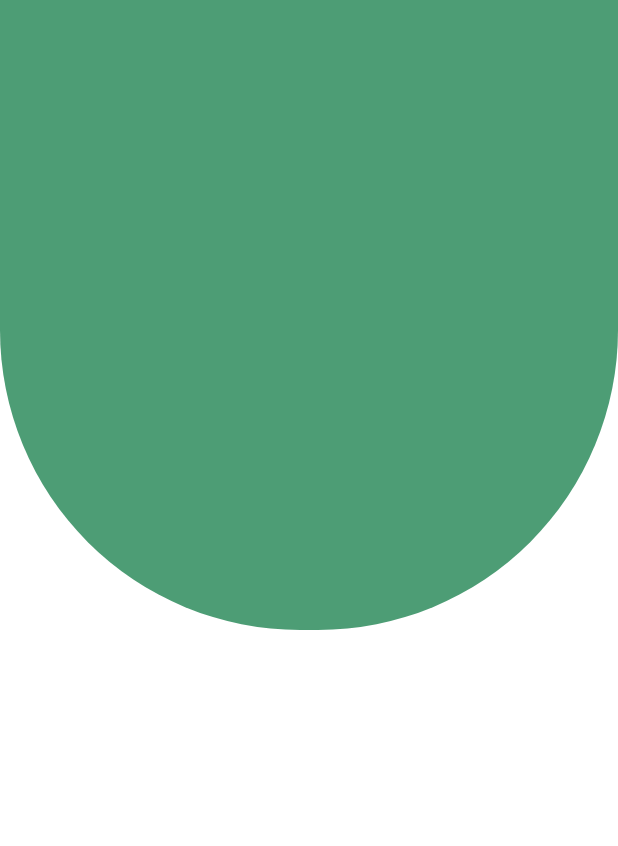
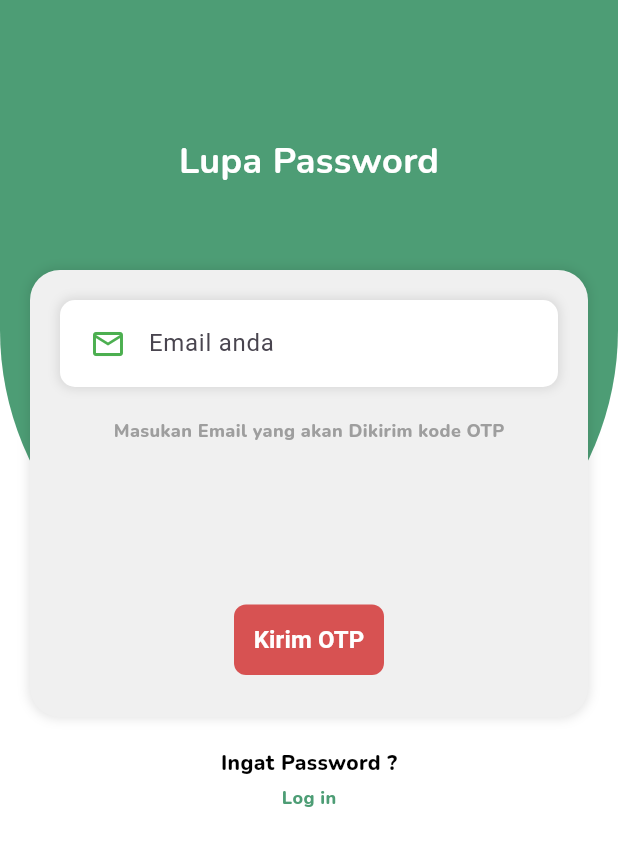
Before and after one commit to SIPalingMumet/Mejakita_ProjectFINAL, a Flutter app: the Forgot screen opened by its route, on a phone screen of 412 x 824 dp. Shown: the top 846 px of the screen. Run offline on Flutter 3.47's test engine with Material 3 defaults, Android fonts, the light colour scheme and no system bars; our stand-ins replace google_fonts.

Commit message:
Menambahkan keas yang dibutuhkan

```diff
--- a/lib/Pages/forgot.dart
+++ b/lib/Pages/forgot.dart
@@ -1,4 +1,6 @@
 import 'package:flutter/material.dart';
+import 'package:google_fonts/google_fonts.dart';
+
 class Forgot extends StatefulWidget {
   const Forgot({super.key});
 
@@ -7,13 +9,15 @@ class Forgot extends StatefulWidget {
 }
 
 class _ForgotState extends State<Forgot> {
+  bool _obscureText = true;
+
   @override
   Widget build(BuildContext context) {
     return Scaffold(
       backgroundColor: Colors.white,
       body: SingleChildScrollView(
-        child: Stack(
-          children: [
+        child: Column(children: [
+          Stack(children: [
             Container(
               height: 420,
               decoration: const BoxDecoration(
@@ -24,8 +28,154 @@ class _ForgotState extends State<Forgot> {
                 ),
               ),
             ),
-          ]
-        ),
+            const SizedBox(
+              height: 30,
+            ),
+            Padding(
+              padding: const EdgeInsets.only(top: 90),
+              child: Center(
+                child: Text(
+                  "Lupa Password",
+                  style: GoogleFonts.nunito(
+                    fontSize: 24,
+                    fontWeight: FontWeight.bold,
+                    color: Colors.white,
+                  ),
+                ),
+              ),
+            ),
+            Padding(
+              padding: const EdgeInsets.only(top: 180),
+              child: Container(
+                margin: const EdgeInsets.symmetric(horizontal: 20),
+                padding: const EdgeInsets.all(20),
+                decoration: BoxDecoration(
+                  color: const Color.fromARGB(255, 240, 240, 240),
+                  borderRadius: BorderRadius.circular(20),
+                  boxShadow: [
+                    BoxShadow(
+                      color: Colors.black.withOpacity(0.1),
+                      spreadRadius: 1,
+                      blurRadius: 5,
+                    ),
+                  ],
+                ),
+                child: Column(
+                  children: [
+                    buildTextField(Icons.email_outlined, "Email anda", false),
+                    const SizedBox(height: 20),
+                    Text(
+                      "Masukan Email yang akan Dikirim kode OTP",
+                      style: GoogleFonts.nunito(
+                          fontSize: 12,
+                          fontWeight: FontWeight.w800,
+                          color: Colors.grey),
+                    ),
+                    const SizedBox(height: 100),
+                    TextButton(
+                      onPressed: () {
+                        Navigator.of(context).pushReplacementNamed('/OTP');
+                      },
+                      child: Container(
+                        width: 100,
+                        padding: const EdgeInsets.symmetric(vertical: 12),
+                        decoration: BoxDecoration(
+                          color: const Color(0xFFd75252),
+                          borderRadius: BorderRadius.circular(8),
+                        ),
+                        child: const Center(
+                          child: Text(
+                            "Kirim OTP",
+                            style: TextStyle(
+                              color: Colors.white,
+                              fontWeight: FontWeight.bold,
+                              fontSize: 16,
+                            ),
+                          ),
+                        ),
+                      ),
+                    ),
+                  ],
+                ),
+              ),
+            ),
+          ]),
+          const SizedBox(
+            height: 20,
+          ),
+          Center(
+              child: Column(
+            children: [
+              Text(
+                "Ingat Password ?",
+                style: GoogleFonts.nunito(
+                    fontSize: 14,
+                    fontWeight: FontWeight.w800,
+                    color: Colors.black),
+              ),
+              const SizedBox(
+                height: 5,
+              ),
+              GestureDetector(
+                onTap: () {
+                  Navigator.of(context).pushReplacementNamed('/login');
+                },
+                child: Text(
+                  "Log in",
+                  style: GoogleFonts.nunito(
+                    color: const Color(0xFF4d9d75),
+                    fontWeight: FontWeight.w800,
+                    fontSize: 12,
+                  ),
+                ),
+              ),
+            ],
+          ))
+        ]),
+      ),
+    );
+  }
+
+  Widget buildTextField(IconData icon, String hintText, bool isPassword) {
+    return Container(
+      padding: const EdgeInsets.symmetric(horizontal: 20, vertical: 5),
+      decoration: BoxDecoration(
+        color: Colors.white,
+        borderRadius: BorderRadius.circular(10),
+        boxShadow: [
+          BoxShadow(
+            color: Colors.black.withOpacity(0.1),
+            spreadRadius: 1,
+            blurRadius: 5,
+          ),
+        ],
+      ),
+      child: Row(
+        children: [
+          Icon(icon, color: Colors.green),
+          const SizedBox(width: 15),
+          Expanded(
+            child: TextField(
+              obscureText: isPassword ? _obscureText : false,
+              decoration: InputDecoration(
+                hintText: hintText,
+                border: InputBorder.none,
+              ),
+            ),
+          ),
+          if (isPassword)
+            GestureDetector(
+              onTap: () {
+                setState(() {
+                  _obscureText = !_obscureText;
+                });
+              },
+              child: Icon(
+                _obscureText ? Icons.visibility : Icons.visibility_off,
+                color: Colors.grey,
+              ),
+            ),
+        ],
       ),
     );
   }
--- a/lib/main.dart
+++ b/lib/main.dart
@@ -1,7 +1,9 @@
 import 'package:flutter/material.dart';
 import 'package:static_mejakita/Pages/Jawaban.dart';
 import 'package:static_mejakita/Pages/Login.dart';
+import 'package:static_mejakita/Pages/Otp.dart';
 import 'package:static_mejakita/Pages/Profile.dart';
+import 'package:static_mejakita/Pages/ResetPassword.dart';
 import 'package:static_mejakita/Pages/Signup.dart';
 import 'package:static_mejakita/Pages/diskusipr.dart';
 import 'package:static_mejakita/MaybeUnUssed/pertanyaan1.dart';
@@ -26,7 +28,8 @@ class MyApp extends StatelessWidget {
         '/login': (context) => const Login(),
         '/Signup': (context) => const Sign(),
         '/Forgot': (context) => const Forgot(),
-
+        '/Reset': (context) => const Reset(),
+        '/OTP': (context) => const Otp(),
       },
     );
   }
```
Also changed, not shown: lib/Pages/Otp.dart (added, +82 -0 lines), lib/Pages/ResetPassword.dart (added, +17 -0 lines).
